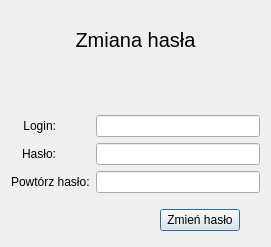
Qt form JaroEliCall/gui/ui/password_change.ui (jaroslaw-wieczorek/Project_IP_Telephony_Python_Voip) before a commit.
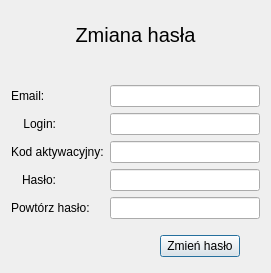
The same form after that commit.

The edit to the form file:
```diff
--- a/JaroEliCall/gui/ui/password_change.ui
+++ b/JaroEliCall/gui/ui/password_change.ui
@@ -82,7 +82,10 @@
    </item>
    <item>
     <layout class="QFormLayout" name="form_layout">
-     <item row="0" column="0">
+     <item row="0" column="1">
+      <widget class="QLineEdit" name="lineEdit"/>
+     </item>
+     <item row="1" column="0">
       <widget class="QLabel" name="label_login">
        <property name="sizePolicy">
         <sizepolicy hsizetype="Preferred" vsizetype="Minimum">
@@ -104,7 +107,7 @@
        </property>
       </widget>
      </item>
-     <item row="0" column="1">
+     <item row="1" column="1">
       <widget class="QLineEdit" name="line_edit_login">
        <property name="sizePolicy">
         <sizepolicy hsizetype="Expanding" vsizetype="Minimum">
@@ -123,7 +126,17 @@
        </property>
       </widget>
      </item>
-     <item row="1" column="0">
+     <item row="2" column="0">
+      <widget class="QLabel" name="label_activation_code">
+       <property name="text">
+        <string>Kod aktywacyjny:</string>
+       </property>
+      </widget>
+     </item>
+     <item row="2" column="1">
+      <widget class="QLineEdit" name="lineEdit_activation_code"/>
+     </item>
+     <item row="3" column="0">
       <widget class="QLabel" name="label_password">
        <property name="sizePolicy">
         <sizepolicy hsizetype="Preferred" vsizetype="Minimum">
@@ -145,7 +158,7 @@
        </property>
       </widget>
      </item>
-     <item row="1" column="1">
+     <item row="3" column="1">
       <widget class="QLineEdit" name="line_edit_password">
        <property name="sizePolicy">
         <sizepolicy hsizetype="Expanding" vsizetype="Minimum">
@@ -167,20 +180,27 @@
        </property>
       </widget>
      </item>
-     <item row="2" column="0">
+     <item row="4" column="0">
       <widget class="QLabel" name="label_repeat_password">
        <property name="text">
         <string>Powtórz hasło:</string>
        </property>
       </widget>
      </item>
-     <item row="2" column="1">
+     <item row="4" column="1">
       <widget class="QLineEdit" name="line_edit_repeat_password">
        <property name="echoMode">
         <enum>QLineEdit::Password</enum>
        </property>
       </widget>
      </item>
+     <item row="0" column="0">
+      <widget class="QLabel" name="label">
+       <property name="text">
+        <string>Email:</string>
+       </property>
+      </widget>
+     </item>
     </layout>
    </item>
    <item>
```
